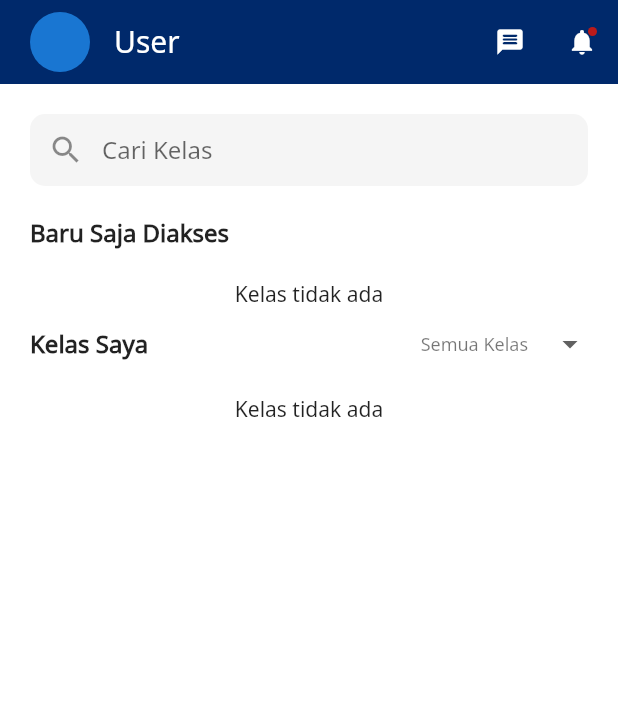
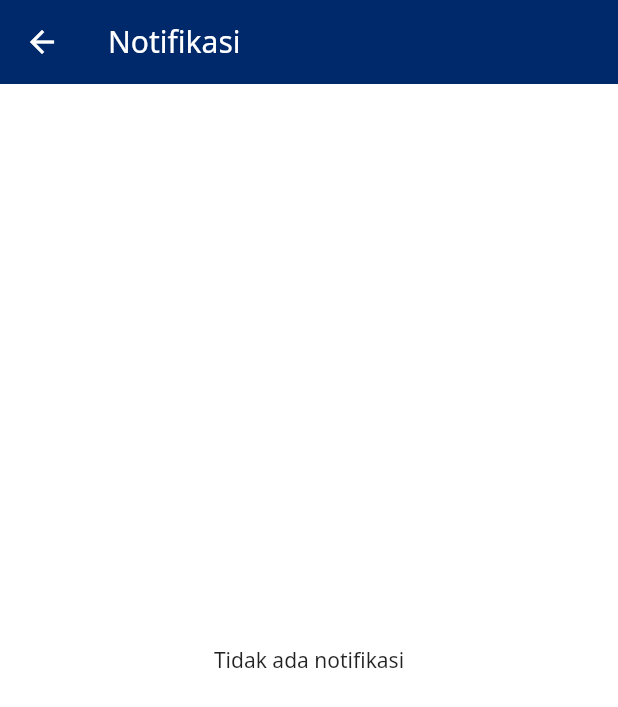
Before and after one commit to novannp/vidyalaras-student-flutter-moodle, a Flutter app: the DashboardPage screen opened directly, after a tap on the "notifications" icon, on a phone screen of 412 x 824 dp. Shown: the top 707 px of the screen. Run offline on Flutter 3.47's test engine with Material 2 defaults, Android fonts, the phone set to English and light mode, and no system bars; our stand-ins replace dartz, equatable, flex_color_scheme, flutter_bloc, flutter_html, flutter_secure_storage and 7 more; accounts and stored records are empty; network calls fail.

Commit message:
feature(notification): add notification_screen

```diff
--- a/lib/main.dart
+++ b/lib/main.dart
@@ -2,7 +2,7 @@ import 'package:flutter/material.dart';
 import 'package:flutter_bloc/flutter_bloc.dart';
 import 'package:lms_pptik/src/presentation/blocs/auth/auth_bloc.dart';
 import 'package:lms_pptik/src/presentation/blocs/badge/badge_bloc.dart';
-import 'package:lms_pptik/src/presentation/blocs/bloc/chat_bloc.dart';
+import 'package:lms_pptik/src/presentation/blocs/bloc/notification_bloc.dart';
 import 'package:lms_pptik/src/presentation/blocs/calendar/calendar_bloc.dart';
 import 'package:lms_pptik/src/presentation/blocs/course/course_bloc.dart';
 import 'package:lms_pptik/src/presentation/blocs/cubit/dark_mode_cubit.dart';
@@ -12,6 +12,7 @@ import 'package:lms_pptik/src/presentation/blocs/user/user_bloc.dart';
 import 'package:lms_pptik/src/utils/observer.dart';
 import 'app.dart';
 import 'injection.dart' as di;
+import 'src/presentation/blocs/chat/chat_bloc.dart';
 
 void main() {
   WidgetsFlutterBinding.ensureInitialized();
@@ -54,6 +55,9 @@ void main() {
         BlocProvider(
           create: (context) => di.locator<GetUnreadMessageCountBloc>(),
         ),
+        BlocProvider(
+          create: (context) => di.locator<GetNotificationsBloc>(),
+        ),
       ],
       child: const LmsPPTIK(),
     ),
--- /dev/null
+++ b/lib/src/data/data_sources/notification_api.dart
@@ -0,0 +1,71 @@
+import 'dart:convert';
+
+import 'package:http/http.dart';
+
+import '../../utils/endpoints.dart';
+import '../../utils/exceptions.dart';
+import '../models/notification_model.dart';
+
+abstract class NotificationApi {
+  Future<List<NotificationModel>> getNotifications(String token, String userId);
+}
+
+class NotificationApiImpl implements NotificationApi {
+  final Client client;
+
+  NotificationApiImpl(this.client);
+  @override
+  Future<List<NotificationModel>> getNotifications(
+      String token, String userId) async {
+    Uri urlUnread = Uri.https(
+      Endpoints.baseUrl,
+      Endpoints.rest,
+      {
+        'wstoken': token,
+        'wsfunction': 'core_message_get_messages',
+        'moodlewsrestformat': 'json',
+        'useridto': userId.toString(),
+        'read': 0,
+      }.map((key, value) => MapEntry(key, value.toString())),
+    );
+    Uri urlRead = Uri.https(
+      Endpoints.baseUrl,
+      Endpoints.rest,
+      {
+        'wstoken': token,
+        'wsfunction': 'core_message_get_messages',
+        'moodlewsrestformat': 'json',
+        'useridto': userId.toString(),
+        'read': 1,
+      }.map((key, value) => MapEntry(key, value.toString())),
+    );
+
+    final response = await client.get(urlUnread);
+    final response2 = await client.get(urlRead);
+
+    if (response.statusCode == 200 && response2.statusCode == 200) {
+      final notificationRead = jsonDecode(response.body)['messages'] as List;
+      final notificationUnRead = jsonDecode(response2.body)['messages'] as List;
+      if (notificationRead.isEmpty && notificationUnRead.isEmpty) {
+        return <NotificationModel>[];
+      } else {
+        final notificationUnreadModel =
+            notificationRead.map((e) => NotificationModel.fromJson(e)).toList();
+        final notificationReadModel = notificationUnRead
+            .map((e) => NotificationModel.fromJson(e))
+            .toList();
+        final listNotification = [
+          ...notificationUnreadModel,
+          ...notificationReadModel
+        ];
+        listNotification
+            .sort((a, b) => b.timecreated!.compareTo(a.timecreated!));
+        listNotification.removeWhere((element) =>
+            element.notification == 0 || element.notification == null);
+        return listNotification;
+      }
+    } else {
+      throw ServerException();
+    }
+  }
+}
--- /dev/null
+++ b/lib/src/data/models/notification_model.dart
@@ -0,0 +1,186 @@
+class NotificationModel {
+  int? id;
+  int? useridfrom;
+  int? useridto;
+  String? subject;
+  String? text;
+  String? fullmessage;
+  int? fullmessageformat;
+  String? fullmessagehtml;
+  String? smallmessage;
+  int? notification;
+  String? contexturl;
+  String? contexturlname;
+  int? timecreated;
+  int? timeread;
+  String? usertofullname;
+  String? userfromfullname;
+  String? component;
+  String? eventtype;
+  String? customdata;
+
+  NotificationModel(
+      {this.id,
+      this.useridfrom,
+      this.useridto,
+      this.subject,
+      this.text,
+      this.fullmessage,
+      this.fullmessageformat,
+      this.fullmessagehtml,
+      this.smallmessage,
+      this.notification,
+      this.contexturl,
+      this.contexturlname,
+      this.timecreated,
+      this.timeread,
+      this.usertofullname,
+      this.userfromfullname,
+      this.component,
+      this.eventtype,
+      this.customdata});
+
+  NotificationModel.fromJson(Map<String, dynamic> json) {
+    id = json['id'];
+    useridfrom = json['useridfrom'];
+    useridto = json['useridto'];
+    subject = json['subject'];
+    text = json['text'];
+    fullmessage = json['fullmessage'];
+    fullmessageformat = json['fullmessageformat'];
+    fullmessagehtml = json['fullmessagehtml'];
+    smallmessage = json['smallmessage'];
+    notification = json['notification'];
+    contexturl = json['contexturl'];
+    contexturlname = json['contexturlname'];
+    timecreated = json['timecreated'];
+    timeread = json['timeread'];
+    usertofullname = json['usertofullname'];
+    userfromfullname = json['userfromfullname'];
+    component = json['component'];
+    eventtype = json['eventtype'];
+    customdata = json['customdata'];
+  }
+
+  Map<String, dynamic> toJson() {
+    final Map<String, dynamic> data = <String, dynamic>{};
+    data['id'] = id;
+    data['useridfrom'] = useridfrom;
+    data['useridto'] = useridto;
+    data['subject'] = subject;
+    data['text'] = text;
+    data['fullmessage'] = fullmessage;
+    data['fullmessageformat'] = fullmessageformat;
+    data['fullmessagehtml'] = fullmessagehtml;
+    data['smallmessage'] = smallmessage;
+    data['notification'] = notification;
+    data['contexturl'] = contexturl;
+    data['contexturlname'] = contexturlname;
+    data['timecreated'] = timecreated;
+    data['timeread'] = timeread;
+    data['usertofullname'] = usertofullname;
+    data['userfromfullname'] = userfromfullname;
+    data['component'] = component;
+    data['eventtype'] = eventtype;
+    data['customdata'] = customdata;
+    return data;
+  }
+}
+// class NotificationModel {
+//   int? id;
+//   int? useridfrom;
+//   int? useridto;
+//   String? subject;
+//   String? shortenedsubject;
+//   String? text;
+//   String? fullmessage;
+//   int? fullmessageformat;
+//   String? fullmessagehtml;
+//   String? smallmessage;
+//   String? contexturl;
+//   String? contexturlname;
+//   int? timecreated;
+//   String? timecreatedpretty;
+//   int? timeread;
+//   bool? read;
+//   bool? deleted;
+//   String? iconurl;
+//   String? component;
+//   String? eventtype;
+//   dynamic? customdata;
+
+//   NotificationModel(
+//       {this.id,
+//       this.useridfrom,
+//       this.useridto,
+//       this.subject,
+//       this.shortenedsubject,
+//       this.text,
+//       this.fullmessage,
+//       this.fullmessageformat,
+//       this.fullmessagehtml,
+//       this.smallmessage,
+//       this.contexturl,
+//       this.contexturlname,
+//       this.timecreated,
+//       this.timecreatedpretty,
+//       this.timeread,
+//       this.read,
+//       this.deleted,
+//       this.iconurl,
+//       this.component,
+//       this.eventtype,
+//       this.customdata});
+
+//   factory NotificationModel.fromJson(Map<String, dynamic> json) {
+//     return NotificationModel(
+//       id: json['id'],
+//       useridfrom: json['useridfrom'],
+//       useridto: json['useridto'],
+//       subject: json['subject'],
+//       shortenedsubject: json['shortenedsubject'],
+//       text: json['text'],
+//       fullmessage: json['fullmessage'],
+//       fullmessageformat: json['fullmessageformat'],
+//       fullmessagehtml: json['fullmessagehtml'],
+//       smallmessage: json['smallmessage'],
+//       contexturl: json['contexturl'],
+//       contexturlname: json['contexturlname'],
+//       timecreated: json['timecreated'],
+//       timecreatedpretty: json['timecreatedpretty'],
+//       timeread: json['timeread'],
+//       read: json['read'],
+//       deleted: json['deleted'],
+//       iconurl: json['iconurl'],
+//       component: json['component'],
+//       eventtype: json['eventtype'],
+//       customdata: json['customdata'],
+//     );
+//   }
+
+//   Map<String, dynamic> toJson() {
+//     final Map<String, dynamic> data = new Map<String, dynamic>();
+//     data['id'] = this.id;
+//     data['useridfrom'] = this.useridfrom;
+//     data['useridto'] = this.useridto;
+//     data['subject'] = this.subject;
+//     data['shortenedsubject'] = this.shortenedsubject;
+//     data['text'] = this.text;
+//     data['fullmessage'] = this.fullmessage;
+//     data['fullmessageformat'] = this.fullmessageformat;
+//     data['fullmessagehtml'] = this.fullmessagehtml;
+//     data['smallmessage'] = this.smallmessage;
+//     data['contexturl'] = this.contexturl;
+//     data['contexturlname'] = this.contexturlname;
+//     data['timecreated'] = this.timecreated;
+//     data['timecreatedpretty'] = this.timecreatedpretty;
+//     data['timeread'] = this.timeread;
+//     data['read'] = this.read;
+//     data['deleted'] = this.deleted;
+//     data['iconurl'] = this.iconurl;
+//     data['component'] = this.component;
+//     data['eventtype'] = this.eventtype;
+//     data['customdata'] = this.customdata;
+//     return data;
+//   }
+// }
--- /dev/null
+++ b/lib/src/domain/repositories/notification_repository.dart
@@ -0,0 +1,34 @@
+import 'dart:io';
+
+import 'package:dartz/dartz.dart';
+import 'package:lms_pptik/src/utils/exceptions.dart';
+import 'package:lms_pptik/src/utils/helper/secure_storage/secure_storage.dart';
+
+import '../../data/data_sources/notification_api.dart';
+import '../../data/models/notification_model.dart';
+import '../../utils/failures.dart';
+
+abstract class NotificationRepository {
+  Future<Either<Failure, List<NotificationModel>>> getNotifications();
+}
+
+class NotificationRepositoryImpl implements NotificationRepository {
+  final NotificationApiImpl notificationApiImpl;
+  final StorageHelper storageHelper;
+
+  NotificationRepositoryImpl(this.notificationApiImpl, this.storageHelper);
+  @override
+  Future<Either<Failure, List<NotificationModel>>> getNotifications() async {
+    try {
+      final token = await storageHelper.read('token');
+      final userId = await storageHelper.read('userId');
+      final notifications =
+          await notificationApiImpl.getNotifications(token, userId);
+      return Right(notifications);
+    } on ServerException {
+      return const Left(ServerFailure('Gagal mendapatkan notifikasi'));
+    } on SocketException {
+      return const Left(ServerFailure('Tidak ada koneksi internet'));
+    }
+  }
+}
--- /dev/null
+++ b/lib/src/domain/usecase/notification/get_notifications.dart
@@ -0,0 +1,15 @@
+import 'package:dartz/dartz.dart';
+
+import '../../../data/models/notification_model.dart';
+import '../../../utils/failures.dart';
+import '../../repositories/notification_repository.dart';
+
+class GetNotifications {
+  final NotificationRepositoryImpl _notificationRepositoryImpl;
+
+  GetNotifications(this._notificationRepositoryImpl);
+
+  Future<Either<Failure, List<NotificationModel>>> execute() async {
+    return await _notificationRepositoryImpl.getNotifications();
+  }
+}
--- /dev/null
+++ b/lib/src/presentation/blocs/bloc/notification_bloc.dart
@@ -0,0 +1,27 @@
+import 'package:flutter_bloc/flutter_bloc.dart';
+import 'package:freezed_annotation/freezed_annotation.dart';
+
+import '../../../domain/usecase/notification/get_notifications.dart';
+
+part 'notification_event.dart';
+part 'notification_state.dart';
+part 'notification_bloc.freezed.dart';
+
+class GetNotificationsBloc extends Bloc<NotificationEvent, NotificationState> {
+  final GetNotifications _getNotification;
+  GetNotificationsBloc(this._getNotification)
+      : super(const NotificationState.initial()) {
+    on<NotificationEvent>((event, emit) async {
+      await event.whenOrNull(
+        getNotifications: () async {
+          emit(const NotificationState.loading());
+          final notifications = await _getNotification.execute();
+          notifications.fold(
+            (failure) => emit(NotificationState.error(failure.message)),
+            (notifications) => emit(NotificationState.loaded(notifications)),
+          );
+        },
+      );
+    });
+  }
+}
--- /dev/null
+++ b/lib/src/presentation/blocs/bloc/notification_event.dart
@@ -0,0 +1,8 @@
+part of 'notification_bloc.dart';
+
+@freezed
+class NotificationEvent with _$NotificationEvent {
+  const factory NotificationEvent.getNotifications() = _GetNotifications;
+  const factory NotificationEvent.getNotificationCount() =
+      _GetNotificationCount;
+}
--- /dev/null
+++ b/lib/src/presentation/blocs/bloc/notification_state.dart
@@ -0,0 +1,9 @@
+part of 'notification_bloc.dart';
+
+@freezed
+class NotificationState with _$NotificationState {
+  const factory NotificationState.initial() = _Initial;
+  const factory NotificationState.loading() = _Loading;
+  const factory NotificationState.loaded(Object notifications) = _Loaded;
+  const factory NotificationState.error(String message) = _Error;
+}
--- a/lib/src/presentation/pages/chat_detail.dart
+++ b/lib/src/presentation/pages/chat_detail.dart
@@ -12,7 +12,7 @@ import 'package:lms_pptik/src/utils/function.dart';
 
 import '../../data/models/conversation_model.dart';
 import '../../data/models/message_model.dart';
-import '../blocs/bloc/chat_bloc.dart';
+import '../blocs/chat/chat_bloc.dart';
 import '../components/bubble_chat.dart';
 
 class ChatDetailPage extends StatefulWidget {
--- a/lib/src/presentation/pages/chat_page.dart
+++ b/lib/src/presentation/pages/chat_page.dart
@@ -8,7 +8,7 @@ import 'package:lms_pptik/src/data/models/conversation_model.dart';
 import 'package:lms_pptik/src/extensions/int_extension.dart';
 
 import '../../utils/function.dart';
-import '../blocs/bloc/chat_bloc.dart';
+import '../blocs/chat/chat_bloc.dart';
 
 class ChatPage extends StatefulWidget {
   const ChatPage({super.key});
--- a/lib/src/presentation/pages/dashboard_page.dart
+++ b/lib/src/presentation/pages/dashboard_page.dart
@@ -4,10 +4,10 @@ import 'package:flutter/material.dart';
 import 'package:flutter_bloc/flutter_bloc.dart';
 import 'package:go_router/go_router.dart';
 import 'package:lms_pptik/src/extensions/string_extension.dart';
-import 'package:lms_pptik/src/presentation/blocs/bloc/chat_bloc.dart';
 import 'package:lms_pptik/src/utils/constant.dart';
 
 import '../../data/models/course_model.dart';
+import '../blocs/chat/chat_bloc.dart';
 import '../blocs/course/course_bloc.dart';
 import '../blocs/dropdown_course/dropdown_course_cubit.dart';
 import '../blocs/user/user_bloc.dart';
@@ -111,7 +111,9 @@ class _MainPageState extends State<DashboardPage> {
             ),
           ),
           IconButton(
-            onPressed: () {},
+            onPressed: () {
+              GoRouter.of(context).pushNamed('notification');
+            },
             icon: const Badge(
                 child: Icon(
               Icons.notifications,
--- /dev/null
+++ b/lib/src/presentation/pages/notification_page.dart
@@ -0,0 +1,115 @@
+import 'package:flutter/material.dart';
+import 'package:flutter_bloc/flutter_bloc.dart';
+import 'package:flutter_html/flutter_html.dart';
+import 'package:lms_pptik/src/data/models/notification_model.dart';
+import 'package:lms_pptik/src/extensions/int_extension.dart';
+import 'package:lms_pptik/src/presentation/blocs/bloc/notification_bloc.dart';
+
+class NotificationPage extends StatefulWidget {
+  const NotificationPage({super.key});
+
+  @override
+  State<NotificationPage> createState() => _NotificationPageState();
+}
+
+class _NotificationPageState extends State<NotificationPage> {
+  @override
+  void initState() {
+    Future.microtask(() {
+      BlocProvider.of<GetNotificationsBloc>(context)
+          .add(const NotificationEvent.getNotifications());
+    });
+    super.initState();
+  }
+
+  @override
+  Widget build(BuildContext context) {
+    return Scaffold(
+      appBar: AppBar(
+        title: const Text('Notifikasi'),
+      ),
+      body: BlocBuilder<GetNotificationsBloc, NotificationState>(
+          builder: (context, state) {
+        return state.maybeWhen(loaded: (notifications) {
+          notifications as List<NotificationModel>;
+          if (notifications.isEmpty) {
+            return const Center(
+              child: Text('Tidak ada notifikasi'),
+            );
+          }
+          return ListView.separated(
+              separatorBuilder: (context, index) {
+                return const Divider();
+              },
+              itemCount: notifications.length,
+              itemBuilder: (context, index) {
+                return ListTile(
+                  onTap: () {
+                    Navigator.push(
+                        context,
+                        MaterialPageRoute(
+                            fullscreenDialog: true,
+                            builder: (context) {
+                              return Scaffold(
+                                appBar: AppBar(
+                                  title: Text(
+                                    notifications[index].subject!,
+                                    style: const TextStyle(
+                                        fontSize: 12,
+                                        fontWeight: FontWeight.bold),
+                                  ),
+                                ),
+                                body: SingleChildScrollView(
+                                  padding: EdgeInsets.symmetric(horizontal: 20),
+                                  child: Column(
+                                    children: [
+                                      ListTile(
+                                        contentPadding: EdgeInsets.zero,
+                                        title: Text(
+                                          notifications[index].subject!,
+                                          style: const TextStyle(
+                                              fontWeight: FontWeight.bold),
+                                        ),
+                                        subtitle: Text(
+                                          notifications[index]
+                                              .timecreated!
+                                              .toDate(),
+                                          style: const TextStyle(fontSize: 12),
+                                        ),
+                                      ),
+                                      Html(
+                                        data: notifications[index]
+                                            .fullmessagehtml,
+                                      ),
+                                    ],
+                                  ),
+                                ),
+                              );
+                            }));
+                  },
+                  visualDensity:
+                      const VisualDensity(horizontal: 0, vertical: -4),
+                  leading:
+                      notifications[index].eventtype == 'assign_notification'
+                          ? const Icon(Icons.assignment_outlined)
+                          : const Icon(Icons.notifications_outlined),
+                  title: Text(
+                    notifications[index].subject!,
+                    style: const TextStyle(
+                        fontSize: 12, fontWeight: FontWeight.bold),
+                  ),
+                  subtitle: Text(
+                    notifications[index].timecreated!.toDate(),
+                    style: const TextStyle(fontSize: 12),
+                  ),
+                );
+              });
+        }, loading: () {
+          return const Center(child: CircularProgressIndicator());
+        }, orElse: () {
+          return const Center(child: Text('Tidak ada notifikasi'));
+        });
+      }),
+    );
+  }
+}
--- a/lib/src/utils/app_routes.dart
+++ b/lib/src/utils/app_routes.dart
@@ -10,6 +10,7 @@ import '../data/models/course_model.dart';
 import '../presentation/pages/chat_detail.dart';
 import '../presentation/pages/login_page.dart';
 import '../presentation/pages/main_page.dart';
+import '../presentation/pages/notification_page.dart';
 import '../presentation/pages/splash_page.dart';
 
 class AppRoutes {
@@ -37,7 +38,7 @@ class AppRoutes {
                   child: LoginPage(),
                 );
               },
-              routes: [
+            ),
             GoRoute(
               path: 'main',
               name: 'main',
@@ -51,6 +52,15 @@ class AppRoutes {
                   pageBuilder: (context, state) {
                     return const MaterialPage(
                       child: SearchPage(),
+                    );
+                  },
+                ),
+                GoRoute(
+                  path: 'notification',
+                  name: 'notification',
+                  pageBuilder: (context, state) {
+                    return const MaterialPage(
+                      child: NotificationPage(),
                     );
                   },
                 ),
@@ -113,8 +123,6 @@ class AppRoutes {
                     ])
               ],
             )
-              ],
-            ),
           ]),
     ],
   );
```
Also changed, not shown: lib/injection.dart (+13 -1 lines), lib/src/presentation/blocs/bloc/notification_bloc.freezed.dart (added), lib/src/presentation/blocs/chat/chat_bloc.dart (renamed from lib/src/presentation/blocs/bloc/chat_bloc.dart), lib/src/presentation/blocs/chat/chat_bloc.freezed.dart (renamed from lib/src/presentation/blocs/bloc/chat_bloc.freezed.dart), lib/src/presentation/blocs/chat/chat_event.dart (renamed from lib/src/presentation/blocs/bloc/chat_event.dart), lib/src/presentation/blocs/chat/chat_state.dart (renamed from lib/src/presentation/blocs/bloc/chat_state.dart). Lines whose indentation alone changed are shown as unchanged.
